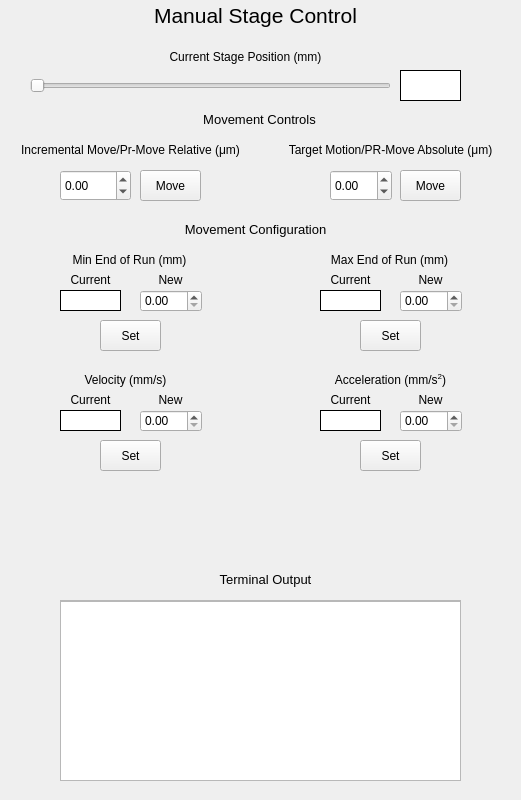
This is manualstagecontrol.ui in TimSamuelsen/CLIP3DPrinterGUI as Qt 5 draws it before an edit. The edited form follows.
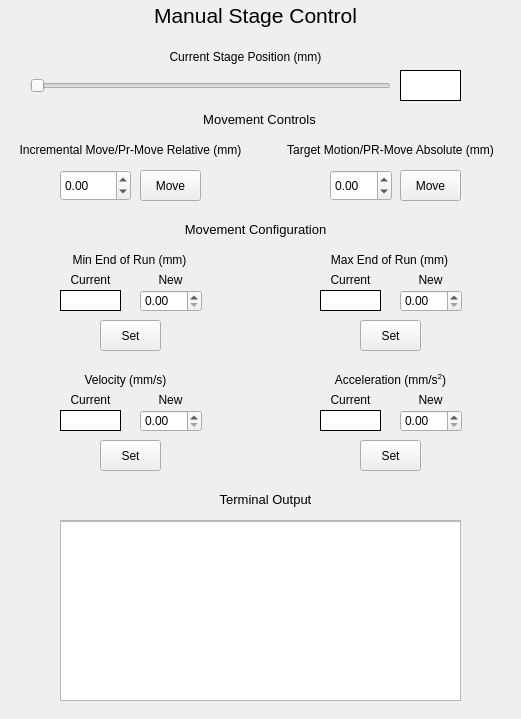
This is the edited form.

```diff
--- a/manualstagecontrol.ui
+++ b/manualstagecontrol.ui
@@ -7,7 +7,7 @@
     <x>0</x>
     <y>0</y>
     <width>521</width>
-    <height>800</height>
+    <height>719</height>
    </rect>
   </property>
   <property name="windowTitle">
@@ -96,7 +96,7 @@
     </rect>
    </property>
    <property name="text">
-    <string>&lt;html&gt;&lt;head/&gt;&lt;body&gt;&lt;p align=&quot;center&quot;&gt;Target Motion/PR-Move Absolute (μm)&lt;/p&gt;&lt;/body&gt;&lt;/html&gt;</string>
+    <string>&lt;html&gt;&lt;head/&gt;&lt;body&gt;&lt;p align=&quot;center&quot;&gt;Target Motion/PR-Move Absolute (mm)&lt;/p&gt;&lt;/body&gt;&lt;/html&gt;</string>
    </property>
   </widget>
   <widget class="QLabel" name="CurrentStagePosition">
@@ -249,7 +249,7 @@
     </rect>
    </property>
    <property name="text">
-    <string>&lt;html&gt;&lt;head/&gt;&lt;body&gt;&lt;p align=&quot;center&quot;&gt;Incremental Move/Pr-Move Relative (μm)&lt;/p&gt;&lt;/body&gt;&lt;/html&gt;</string>
+    <string>&lt;html&gt;&lt;head/&gt;&lt;body&gt;&lt;p align=&quot;center&quot;&gt;Incremental Move/Pr-Move Relative (mm)&lt;/p&gt;&lt;/body&gt;&lt;/html&gt;</string>
    </property>
   </widget>
   <widget class="QLabel" name="label_3">
@@ -493,7 +493,7 @@
    <property name="geometry">
     <rect>
      <x>60</x>
-     <y>600</y>
+     <y>520</y>
      <width>401</width>
      <height>181</height>
     </rect>
@@ -526,7 +526,7 @@
    <property name="geometry">
     <rect>
      <x>70</x>
-     <y>570</y>
+     <y>490</y>
      <width>391</width>
      <height>20</height>
     </rect>
```
